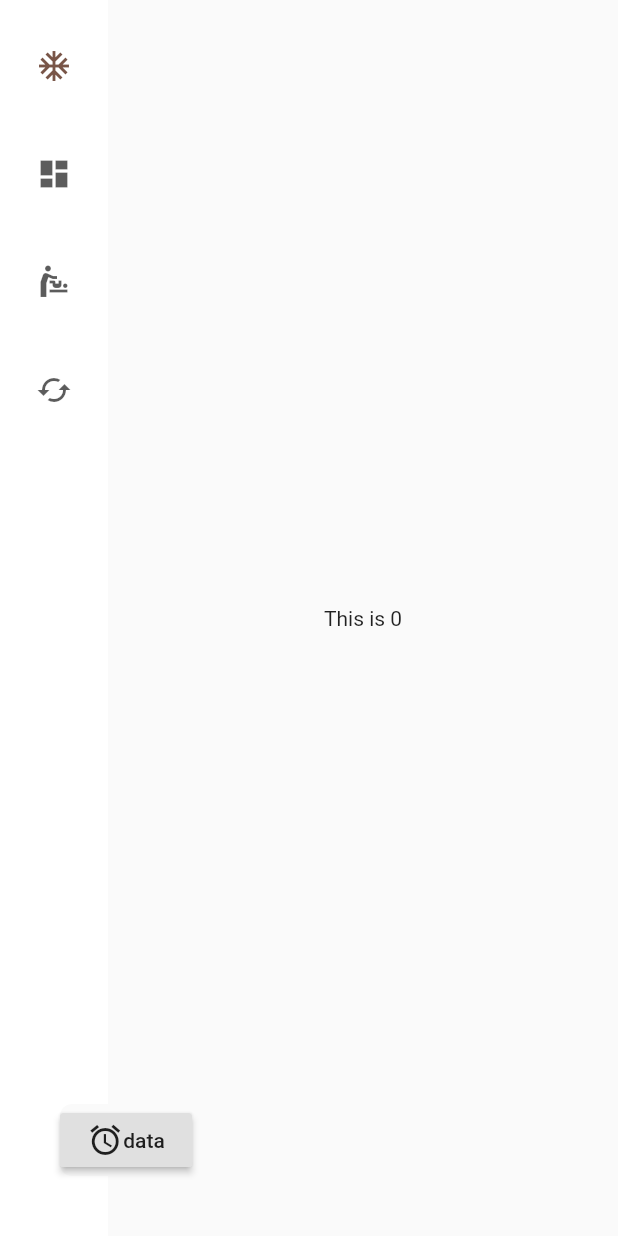
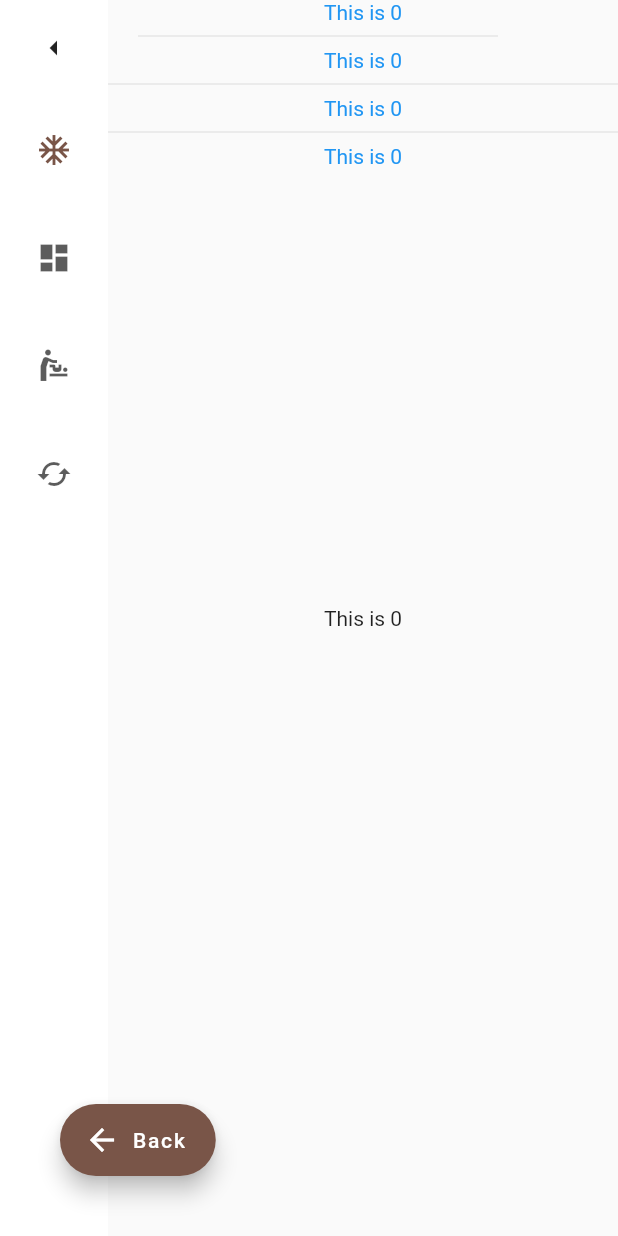
Before and after one commit to inpot/FlutterPractice, a Flutter app: the NavigationH screen opened directly, after a tap on "Destnation0", on a phone screen of 412 x 824 dp. Run offline on Flutter 3.47's test engine with Material 2 defaults, Android fonts, the phone set to English and light mode, and no system bars; our stand-ins replace cached_network_image, connectivity, dio, permission_handler, share, shared_preferences and 4 more; missing offline and left inert: connectivity_for_web, file_chooser, menubar, shared_preferences_web, window_size; accounts and stored records are empty; generated files the repository leaves out were written again; project files that could hold a hidden picture were left out.

Commit message:
update thread,navigationrail

```diff
--- a/lib/login.dart
+++ b/lib/login.dart
@@ -6,6 +6,7 @@ import 'package:connectivity/connectivity.dart';
 import 'package:crypto/crypto.dart';
 import 'package:dio/adapter.dart';
 import 'package:dio/dio.dart';
+import "dart:math" as math;
 import 'package:flutter/cupertino.dart';
 import 'package:flutter/foundation.dart';
 import 'package:flutter/material.dart';
@@ -305,27 +306,46 @@ class User {
 }
 
 class NavigationH extends StatelessWidget {
-  var railVM = NavigationRailVM();
+  var railVM = ValueNotifier(0);
+  var isExtended = ValueNotifier(false);
+  AnimationController rotationController;
+  // @override
+  // void initState() {
+  //   rotationController = AnimationController(duration: const Duration(milliseconds: 500), vsync: this);
+  //   super.initState();
+  // }
+
   @override
   Widget build(BuildContext context) {
     return Scaffold(
         body: Stack(children: [
       MultiProvider(
-          providers: [ChangeNotifierProvider.value(value: railVM)],
+          providers: [ChangeNotifierProvider.value(value: isExtended), ChangeNotifierProvider.value(value: railVM)],
           builder: (context, child) {
-            var vm = context.watch<NavigationRailVM>();
-            var rail = NavigationRail(
+            // var vm = context.watch<ValueNotifier<int>>();
+            print("extend out :${isExtended.value}");
+            var left = Consumer2<ValueNotifier<int>, ValueNotifier<bool>>(
+                builder: (context, page, extend, child) => NavigationRail(
                         destinations: [
                           NavigationRailDestination(icon: Icon(Icons.ac_unit), label: Text("Destnation0")),
                           NavigationRailDestination(icon: Icon(Icons.dashboard), label: Text("Destnation1")),
-                NavigationRailDestination(icon: Icon(Icons.baby_changing_station), label: Text("Destnation2")),
+                          NavigationRailDestination(
+                              icon: Icon(Icons.baby_changing_station), label: Text("Destnation2")),
                           NavigationRailDestination(icon: Icon(Icons.cached), label: Text("Destnation3")),
                         ],
-              selectedIndex: context.watch<NavigationRailVM>().Current,
-              onDestinationSelected: (value) => vm.Current = value,
+                        selectedIndex: page.value,
+                        onDestinationSelected: (value) => page.value = value,
+                        extended: extend.value,
+                        leading: _NavLead(extend),
+                        trailing: _NavTail(extend)));
+            var right = Consumer<ValueNotifier<int>>(
+              builder: (context, value, child) {
+                print("value changed :${value.value}");
+                return buildDetail(value.value);
+              },
             );
             var body = Row(
-              children: [rail, buildDetail(vm.Current)],
+              children: [left, right],
             );
 
             return body;
@@ -333,20 +353,99 @@ class NavigationH extends StatelessWidget {
       Container(
           alignment: Alignment.bottomLeft,
           margin: EdgeInsets.all(40),
-        child: Material(
-          borderRadius: BorderRadius.circular(8),
-          child: RaisedButton(
-              onPressed: () => print("Click"),
-              child: Row(mainAxisSize: MainAxisSize.min, children: [Icon(Icons.access_alarms), Text("data")])),
-        ),
-      )
+          child: FloatingActionButton.extended(
+            onPressed: () => Navigator.pop(context),
+            label: Text("Back"),
+            icon: Icon(Icons.arrow_back),
+          ))
     ]));
   }
 
   Widget buildDetail(int index) {
     print("buildDetail $index");
     return Expanded(
-      child: Center(child: Text("This is $index")),
+      child: Stack(children: [
+        Column(
+          children: [
+            Text(
+              "This is $index",
+              style: TextStyle(color: Colors.blue),
+            ),
+            Divider(
+              indent: 20,
+              endIndent: 80,
+            ),
+            Text(
+              "This is $index",
+              style: TextStyle(color: Colors.blue),
+            ),
+            Divider(),
+            Text(
+              "This is $index",
+              style: TextStyle(color: Colors.blue),
+            ),
+            Divider(),
+            Text(
+              "This is $index",
+              style: TextStyle(color: Colors.blue),
+            ),
+          ],
+        ),
+        Center(child: Text("This is $index")),
+      ]),
+    );
+  }
+}
+
+class _NavTail extends StatelessWidget {
+  ValueNotifier<bool> extend;
+  _NavTail(this.extend);
+  @override
+  Widget build(BuildContext context) {
+    var animate = NavigationRail.extendedAnimation(context);
+    return AnimatedBuilder(
+      animation: animate,
+      builder: (context, child) {
+        return Visibility(
+          visible: animate.value > 0,
+          child: Opacity(
+            opacity: animate.value,
+            child: Column(
+              mainAxisSize: MainAxisSize.max,
+              children: [
+                RaisedButton(onPressed: () => print("click"), child: Text("folder1")),
+                Divider(),
+                Text("folder1"),
+                Divider(),
+                Text("folder1"),
+                Divider(),
+                Text("folder1"),
+              ],
+            ),
+          ),
+        );
+      },
+    );
+  }
+}
+
+class _NavLead extends StatelessWidget {
+  final ValueNotifier<bool> extend;
+  _NavLead(this.extend);
+  @override
+  Widget build(BuildContext context) {
+    var animate = NavigationRail.extendedAnimation(context);
+    return AnimatedBuilder(
+      animation: animate,
+      builder: (context, child) {
+        return Transform.rotate(
+          angle: animate.value * math.pi,
+          child: IconButton(
+            icon: Icon(Icons.arrow_left),
+            onPressed: () => extend.value = !extend.value,
+          ),
+        );
+      },
     );
   }
 }
--- a/lib/thread.dart
+++ b/lib/thread.dart
@@ -1,10 +1,12 @@
 import 'dart:isolate';
 
+import 'package:flutter/foundation.dart';
 import 'package:flutter/material.dart';
 
 class ThreadPage extends StatelessWidget {
   @override
   Widget build(BuildContext context) {
+    init();
     return Scaffold(
       appBar: AppBar(
         title: Text("Theading"),
@@ -12,37 +14,37 @@ class ThreadPage extends StatelessWidget {
       body: Text("BodyText"),
       floatingActionButton: FloatingActionButton(
         child: Icon(Icons.dashboard),
-        onPressed: threadTest,
+        onPressed: sendMsg,
       ),
     );
   }
 
-  void threadTest() async {
+  void sendMsg() {
+    sendPort.send("send from onPressed");
+  }
+
+  SendPort sendPort;
+
+  var receivePort = ReceivePort();
+  void init() async {
     print("thread test");
-    var receivePort = ReceivePort();
     Isolate.spawn(dataLoader, receivePort.sendPort);
-    SendPort sendPort = await receivePort.first;
-    sendPort.send(["message from thread Test", receivePort.sendPort]);
-    await for (var msg in receivePort) {
-
-       print("msg ${msg.toString()}");
-
-    }
+    receivePort.listen((message) {
+      if (message is SendPort) {
+        sendPort = message;
+      }
+      print("Main Got Message: $message");
+    });
   }
 
   static void dataLoader(SendPort sendPort) async {
     print(" dataLoader: ======");
     var receivePort = ReceivePort();
     sendPort.send(receivePort.sendPort);
-
+    //receivePort.listen((message) => print("Got Message"));
     await for (var msg in receivePort) {
-      String data = msg[0];
-      SendPort sendPort = msg[1];
-      print("msg $data");
-      await Future.delayed(Duration(seconds: 2), () {
-        sendPort.send("this message from Isolate");
-      });
-      print("completed");
+      print("loader Got msg:$msg");
+      sendPort.send("Reply for Msg: $msg");
     }
   }
 }
```
Lines whose indentation alone changed are shown as unchanged.
